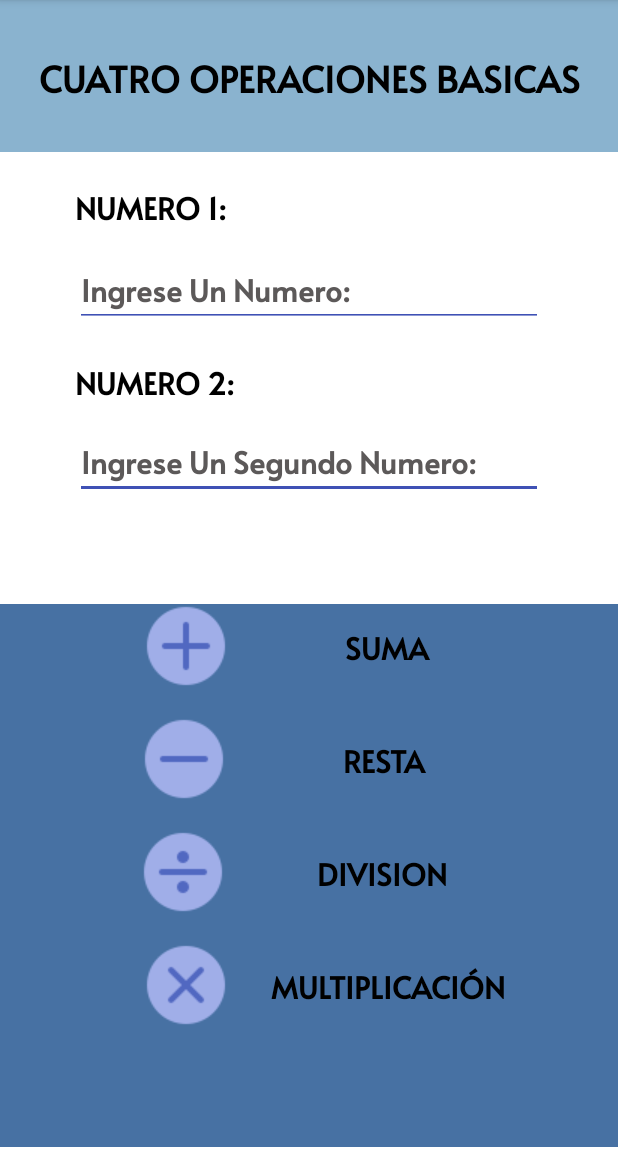
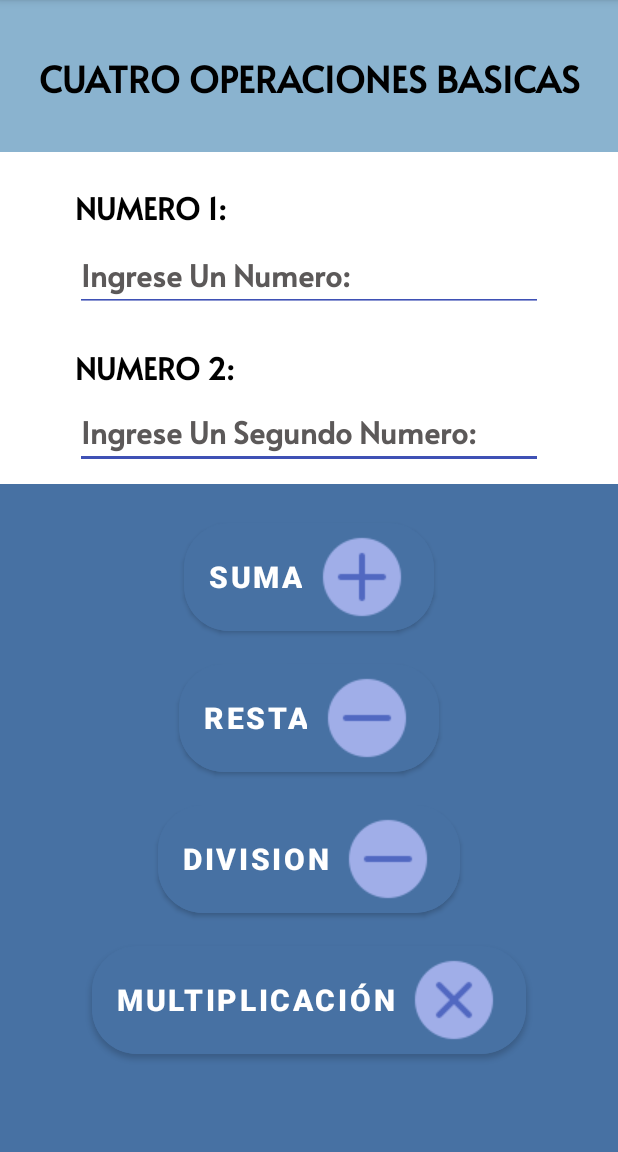
Before and after one commit to FabsValladares/Ejercicio1_1, an Android app: the screen it shows after launch (MainActivity), on a phone screen of 412 x 824 dp, the part 84-1236 px from its top. Run offline under Robolectric (Android 15) with nearby library versions, the phone set to English and light mode, and no system bars.

Commit message:
Actualizacion en Diseño y Validaciones

```diff
--- a/app/src/main/java/com/example/ejercicio1_1/MainActivity.java
+++ b/app/src/main/java/com/example/ejercicio1_1/MainActivity.java
@@ -7,15 +7,18 @@ import android.icu.text.IDNA;
 import android.os.Bundle;
 import android.util.Log;
 import android.view.View;
+import android.widget.Button;
 import android.widget.EditText;
 import android.widget.ImageButton;
+import android.widget.Toast;
 
 import com.example.ejercicio1_1.Calculos.Calcular;
 
 public class MainActivity extends AppCompatActivity {
 
     EditText num1, num2;
-    ImageButton sumar,restar,multiplicar, Dividir;
+    Button sumar,restar,multiplicar, Dividir;
+
     Double resulta, nu1, nu2;
     String Opera,one,two;
 
@@ -29,15 +32,21 @@ public class MainActivity extends AppCompatActivity {
         num2 = (EditText) findViewById(R.id.num2);
 
 
-        sumar = (ImageButton) findViewById(R.id.SUMA);
-        restar = (ImageButton) findViewById(R.id.RESTA);
-        multiplicar = (ImageButton) findViewById(R.id.MULTI);
-        Dividir = (ImageButton) findViewById(R.id.DIVISION);
+        sumar = (Button) findViewById(R.id.SUMA);
+        restar = (Button) findViewById(R.id.RESTA);
+        multiplicar = (Button) findViewById(R.id.MULTI);
+        Dividir = (Button) findViewById(R.id.DIVISION);
 
 
         sumar.setOnClickListener(new View.OnClickListener() {
             @Override
+
             public void onClick(View view) {
+                if (num1.getText().toString().equals("")){
+                    Toast.makeText(getApplicationContext(), "¡DEBE DE ESCRIBIR EL PRIMER NUMERO!" ,Toast.LENGTH_LONG).show();
+                }else if (num2.getText().toString().equals("")){
+                    Toast.makeText(getApplicationContext(), "¡DEBE DE ESCRIBIR EL SEGUNDO NUMERO!" ,Toast.LENGTH_LONG).show();
+                }else{
                 one = num1.getText().toString();
                 nu1 = Double.parseDouble(one);
                 two = num1.getText().toString();
@@ -50,13 +59,20 @@ public class MainActivity extends AppCompatActivity {
                 startActivity(intent);
 
 
-            }
+            }}
         });
 
 
         restar.setOnClickListener(new View.OnClickListener() {
             @Override
             public void onClick(View view) {
+                if (num1.getText().toString().equals("")){
+                    Toast.makeText(getApplicationContext(), "¡DEBE DE ESCRIBIR EL PRIMER NUMERO!" ,Toast.LENGTH_LONG).show();
+                }else if (num2.getText().toString().equals("")){
+                    Toast.makeText(getApplicationContext(), "¡DEBE DE ESCRIBIR EL SEGUNDO NUMERO!" ,Toast.LENGTH_LONG).show();
+                }else{
+
+
                 one = num1.getText().toString();
                 nu1 = Double.parseDouble(one);
                 two = num1.getText().toString();
@@ -67,12 +83,17 @@ public class MainActivity extends AppCompatActivity {
                 Intent intent = new Intent(getApplicationContext(), ActivityResultados.class);
                 intent.putExtra("calculo", calculo);
                 startActivity(intent);
-            }
+            }}
         });
 
         multiplicar.setOnClickListener(new View.OnClickListener() {
             @Override
             public void onClick(View view) {
+                if (num1.getText().toString().equals("")){
+                    Toast.makeText(getApplicationContext(), "¡DEBE DE ESCRIBIR EL PRIMER NUMERO!" ,Toast.LENGTH_LONG).show();
+                }else if (num2.getText().toString().equals("")){
+                    Toast.makeText(getApplicationContext(), "¡DEBE DE ESCRIBIR EL SEGUNDO NUMERO!" ,Toast.LENGTH_LONG).show();
+                }else{
                 one = num1.getText().toString();
                 nu1 = Double.parseDouble(one);
                 two = num1.getText().toString();
@@ -84,12 +105,17 @@ public class MainActivity extends AppCompatActivity {
                 intent.putExtra("calculo", calculo);
                 startActivity(intent);
 
-            }
+            }}
         });
 
         Dividir.setOnClickListener(new View.OnClickListener() {
             @Override
             public void onClick(View view) {
+                if (num1.getText().toString().equals("")){
+                    Toast.makeText(getApplicationContext(), "¡DEBE DE ESCRIBIR EL PRIMER NUMERO!" ,Toast.LENGTH_LONG).show();
+                }else if (num2.getText().toString().equals("")){
+                    Toast.makeText(getApplicationContext(), "¡DEBE DE ESCRIBIR EL SEGUNDO NUMERO!" ,Toast.LENGTH_LONG).show();
+                }else{
                 one = num1.getText().toString();
                 nu1 = Double.parseDouble(one);
                 two = num1.getText().toString();
@@ -102,12 +128,9 @@ public class MainActivity extends AppCompatActivity {
                 intent.putExtra("calculo", calculo);
                 startActivity(intent);
 
-            }
+            }}
         });
     }
-
-
-
 
 
 
--- a/app/src/main/res/layout/activity_main.xml
+++ b/app/src/main/res/layout/activity_main.xml
@@ -7,146 +7,94 @@
     tools:context=".MainActivity">
 
     <androidx.constraintlayout.widget.ConstraintLayout
+        android:id="@+id/constraintLayout2"
         android:layout_width="0dp"
-        android:layout_height="362dp"
+        android:layout_height="0dp"
+        android:layout_marginTop="10dp"
         android:background="#4771a3"
         android:backgroundTint="#4771a3"
         app:layout_constraintBottom_toBottomOf="parent"
         app:layout_constraintEnd_toEndOf="parent"
         app:layout_constraintHorizontal_bias="0.0"
         app:layout_constraintStart_toStartOf="parent"
-        app:layout_constraintTop_toBottomOf="@+id/num2"
-        app:layout_constraintVertical_bias="0.952" />
+        app:layout_constraintTop_toBottomOf="@+id/num2" />
 
-    <TextView
-        android:id="@+id/textView7"
-        android:layout_width="181dp"
-        android:layout_height="55dp"
-        android:layout_marginTop="20dp"
-        android:fontFamily="@font/alata"
+    <Button
+        android:id="@+id/DIVISION"
+        android:layout_width="wrap_content"
+        android:layout_height="wrap_content"
+        android:layout_marginTop="10dp"
+        android:backgroundTint="#4771a3"
+        android:drawableRight="@drawable/menos"
+        android:fontFamily="sans-serif-black"
         android:foregroundGravity="center"
-        android:gravity="center"
         android:text="DIVISION"
-        android:textColor="#000000"
+        android:textColor="#FFFFFF"
         android:textSize="20sp"
-        android:textStyle="bold"
+        app:cornerRadius="30dp"
         app:layout_constraintEnd_toEndOf="parent"
-        app:layout_constraintHorizontal_bias="0.0"
-        app:layout_constraintStart_toEndOf="@+id/DIVISION"
-        app:layout_constraintTop_toBottomOf="@+id/textView2"
-        tools:ignore="HardcodedText,TextSizeCheck" />
-
-    <TextView
-        android:id="@+id/textView6"
-        android:layout_width="181dp"
-        android:layout_height="55dp"
-        android:layout_marginTop="20dp"
-        android:background="#00FFFFFF"
-        android:backgroundTint="#00FFFFFF"
-        android:fontFamily="@font/alata"
-        android:foregroundGravity="center"
-        android:gravity="center"
-        android:text="MULTIPLICACIÓN"
-        android:textColor="#000000"
-        android:textSize="20sp"
-        android:textStyle="bold"
-        app:layout_constraintBottom_toBottomOf="parent"
-        app:layout_constraintEnd_toEndOf="parent"
-        app:layout_constraintHorizontal_bias="0.0"
-        app:layout_constraintStart_toEndOf="@+id/MULTI"
-        app:layout_constraintTop_toBottomOf="@+id/textView7"
-        app:layout_constraintVertical_bias="0.0"
-        tools:ignore="HardcodedText,TextSizeCheck" />
-
-    <TextView
-        android:id="@+id/textView3"
-        android:layout_width="180dp"
-        android:layout_height="55dp"
-        android:layout_marginTop="70dp"
-        android:fontFamily="@font/alata"
-        android:foregroundGravity="center"
-        android:gravity="center"
-        android:text="SUMA"
-        android:textColor="#000000"
-        android:textSize="20sp"
-        android:textStyle="bold"
-        app:layout_constraintEnd_toEndOf="parent"
-        app:layout_constraintHorizontal_bias="0.0"
-        app:layout_constraintStart_toEndOf="@+id/SUMA"
-        app:layout_constraintTop_toBottomOf="@+id/num2"
-        tools:ignore="HardcodedText,TextSizeCheck" />
-
-    <TextView
-        android:id="@+id/textView2"
-        android:layout_width="181dp"
-        android:layout_height="55dp"
-        android:layout_marginTop="20dp"
-        android:fontFamily="@font/alata"
-        android:foregroundGravity="center"
-        android:gravity="center"
-        android:text="RESTA"
-        android:textColor="#000000"
-        android:textSize="20sp"
-        android:textStyle="bold"
-        app:layout_constraintEnd_toEndOf="parent"
-        app:layout_constraintHorizontal_bias="0.0"
-        app:layout_constraintStart_toEndOf="@+id/RESTA"
-        app:layout_constraintTop_toBottomOf="@+id/textView3"
-        tools:ignore="HardcodedText,TextSizeCheck" />
-
-    <ImageButton
-        android:id="@+id/DIVISION"
-        android:layout_width="84dp"
-        android:layout_height="55dp"
-        android:layout_marginStart="80dp"
-        android:layout_marginTop="20dp"
-        android:backgroundTint="#00FFFFFF"
-        android:text="DIVISION"
         app:layout_constraintStart_toStartOf="parent"
         app:layout_constraintTop_toBottomOf="@+id/RESTA"
         app:srcCompat="@drawable/division"
         tools:ignore="SpeakableTextPresentCheck" />
 
-    <ImageButton
+    <Button
         android:id="@+id/RESTA"
-        android:layout_width="85dp"
-        android:layout_height="55dp"
-        android:layout_marginStart="80dp"
-        android:layout_marginTop="20dp"
-        android:backgroundTint="#00FFFFFF"
+        android:layout_width="wrap_content"
+        android:layout_height="wrap_content"
+        android:layout_marginTop="10dp"
+        android:backgroundTint="#4771a3"
+        android:drawableRight="@drawable/menos"
+        android:fontFamily="sans-serif-black"
+        android:foregroundGravity="center"
         android:text="RESTA"
+        android:textColor="#FFFFFF"
+        android:textSize="20sp"
+        app:cornerRadius="30dp"
+        app:layout_constraintEnd_toEndOf="parent"
         app:layout_constraintStart_toStartOf="parent"
         app:layout_constraintTop_toBottomOf="@+id/SUMA"
-        app:srcCompat="@drawable/menos"
         tools:ignore="SpeakableTextPresentCheck" />
 
-    <ImageButton
+    <Button
         android:id="@+id/SUMA"
-        android:layout_width="0dp"
-        android:layout_height="55dp"
-        android:layout_marginStart="80dp"
-        android:layout_marginTop="70dp"
-        android:backgroundTint="#00FFFFFF"
+        android:layout_width="wrap_content"
+        android:layout_height="wrap_content"
+        android:layout_marginTop="30dp"
+        android:backgroundTint="#4771a3"
+        android:drawableRight="@drawable/mas"
+        android:fontFamily="sans-serif-black"
+
         android:foregroundGravity="center"
         android:text="SUMA"
+        android:textColor="#FFFFFF"
+        android:textSize="20sp"
+        app:cornerRadius="30dp"
+        app:layout_constraintEnd_toEndOf="parent"
         app:layout_constraintStart_toStartOf="parent"
         app:layout_constraintTop_toBottomOf="@+id/num2"
-        app:srcCompat="@drawable/mas"
+        app:rippleColor="#CBC0F5FB"
         tools:ignore="SpeakableTextPresentCheck" />
 
-    <ImageButton
+    <Button
         android:id="@+id/MULTI"
-        android:layout_width="0dp"
-        android:layout_height="55dp"
-        android:layout_marginStart="80dp"
-        android:layout_marginTop="20dp"
-        android:backgroundTint="#00FFFFFF"
+        android:layout_width="wrap_content"
+        android:layout_height="wrap_content"
+        android:layout_marginTop="10dp"
+        android:backgroundTint="#4771a3"
+        android:drawableRight="@drawable/veces"
+        android:fontFamily="sans-serif-black"
+        android:foregroundGravity="center"
         android:text="MULTIPLICACIÓN"
+        android:textColor="#FFFFFF"
+        android:textSize="20sp"
+        app:cornerRadius="30dp"
         app:layout_constraintBottom_toBottomOf="parent"
+        app:layout_constraintEnd_toEndOf="parent"
         app:layout_constraintStart_toStartOf="parent"
         app:layout_constraintTop_toBottomOf="@+id/DIVISION"
+
         app:layout_constraintVertical_bias="0.0"
-        app:srcCompat="@drawable/veces"
         tools:ignore="SpeakableTextPresentCheck" />
 
     <EditText
@@ -154,7 +102,7 @@
         android:layout_width="0dp"
         android:layout_height="45dp"
         android:layout_marginStart="50dp"
-        android:layout_marginTop="20dp"
+        android:layout_marginTop="10dp"
         android:layout_marginEnd="50dp"
         android:autofillHints=""
         android:backgroundTint="#3F51B5"
@@ -195,7 +143,7 @@
         android:layout_width="0dp"
         android:layout_height="45dp"
         android:layout_marginStart="50dp"
-        android:layout_marginTop="20dp"
+        android:layout_marginTop="10dp"
         android:layout_marginEnd="50dp"
         android:backgroundTint="#3F51B5"
         android:ems="10"
```
